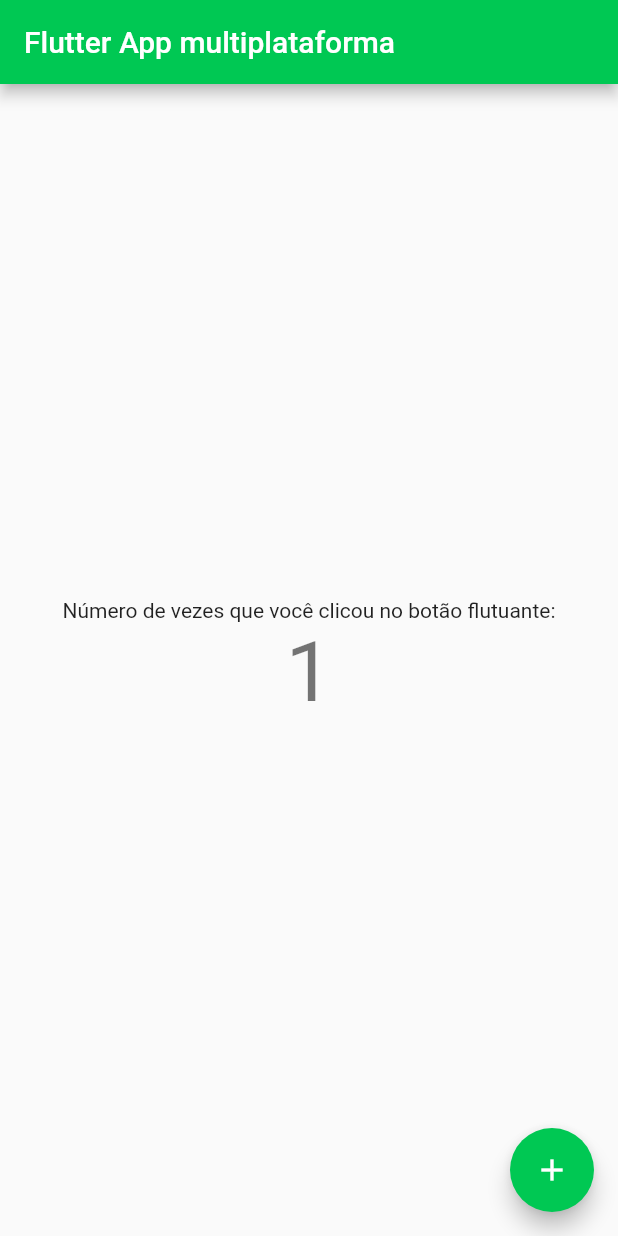
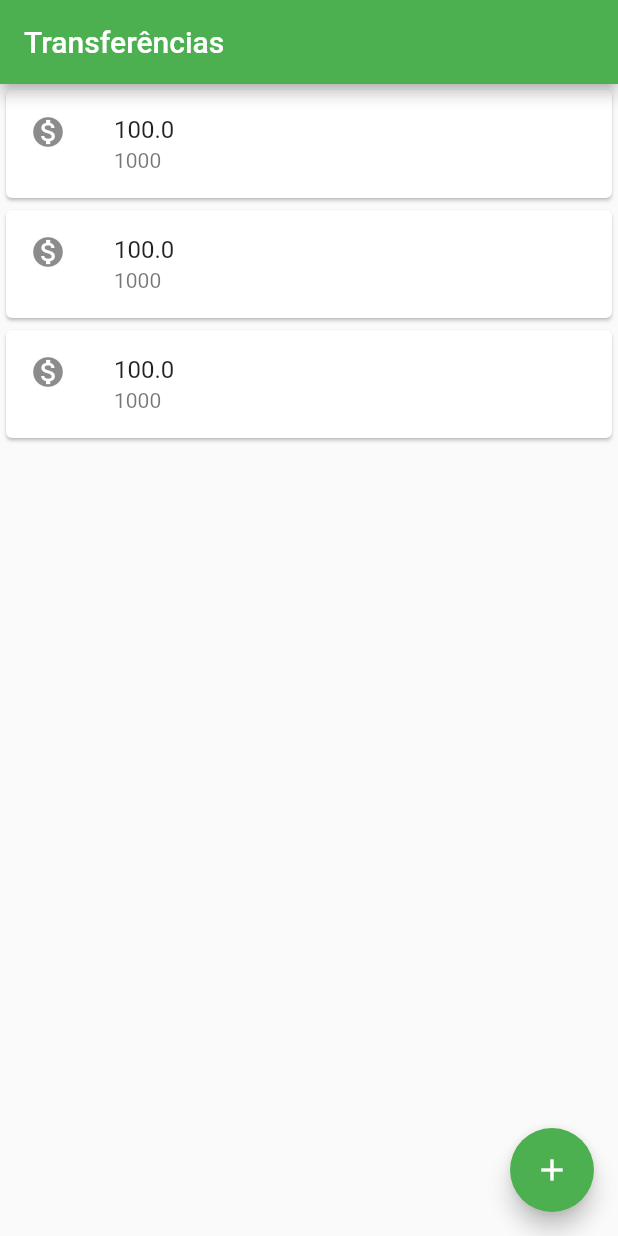
Before and after one commit to javascripto/dart, a Flutter app: the screen it shows after launch, after a tap on the "add" icon, on a phone screen of 412 x 824 dp. Run offline on Flutter 3.47's test engine with Material 2 defaults, Android fonts, the phone set to English and light mode, and no system bars.

Commit message:
chore: added transferences page

```diff
--- a/src/my_flutter_app/lib/main.dart
+++ b/src/my_flutter_app/lib/main.dart
@@ -1,8 +1,52 @@
 
 import 'package:flutter/material.dart';
-import 'package:my_flutter_app/counter.dart';
-
 
 void main() {
-  runApp(Counter());
+  runApp(App());
 }
+
+class App extends StatelessWidget {
+  @override
+  Widget build(BuildContext context) {
+    return MaterialApp(
+      debugShowCheckedModeBanner: false,
+      theme: ThemeData(
+        primarySwatch: Colors.green,
+      ),
+      home: Scaffold(
+        appBar: AppBar(
+          title: Text('Transferências'),
+        ),
+        body: Column(
+          children: [
+            Card(
+              child: ListTile(
+                leading: Icon(Icons.monetization_on),
+                title: Text('100.0'),
+                subtitle: Text('1000'),
+              ),
+            ),
+            Card(
+              child: ListTile(
+                leading: Icon(Icons.monetization_on),
+                title: Text('100.0'),
+                subtitle: Text('1000'),
+              ),
+            ),
+            Card(
+              child: ListTile(
+                leading: Icon(Icons.monetization_on),
+                title: Text('100.0'),
+                subtitle: Text('1000'),
+              ),
+            ),
+          ],
+        ),
+        floatingActionButton: FloatingActionButton(
+          child: Icon(Icons.add),
+          onPressed: () {},
+        ),
+      ),
+    );
+  }
+}
```
